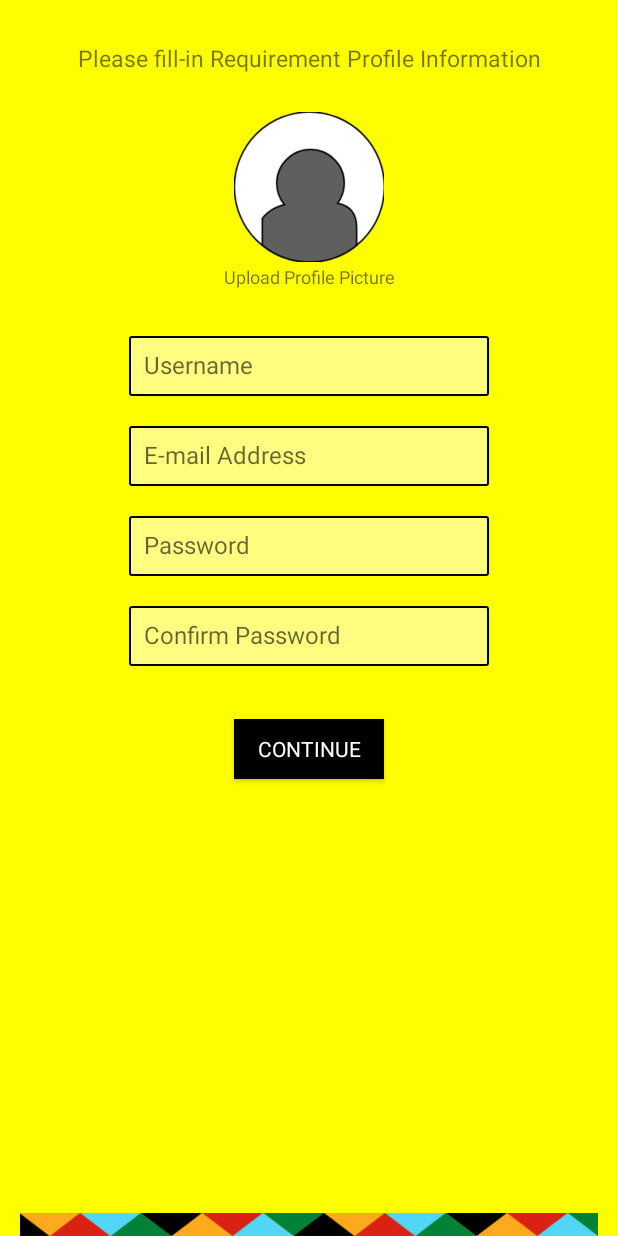
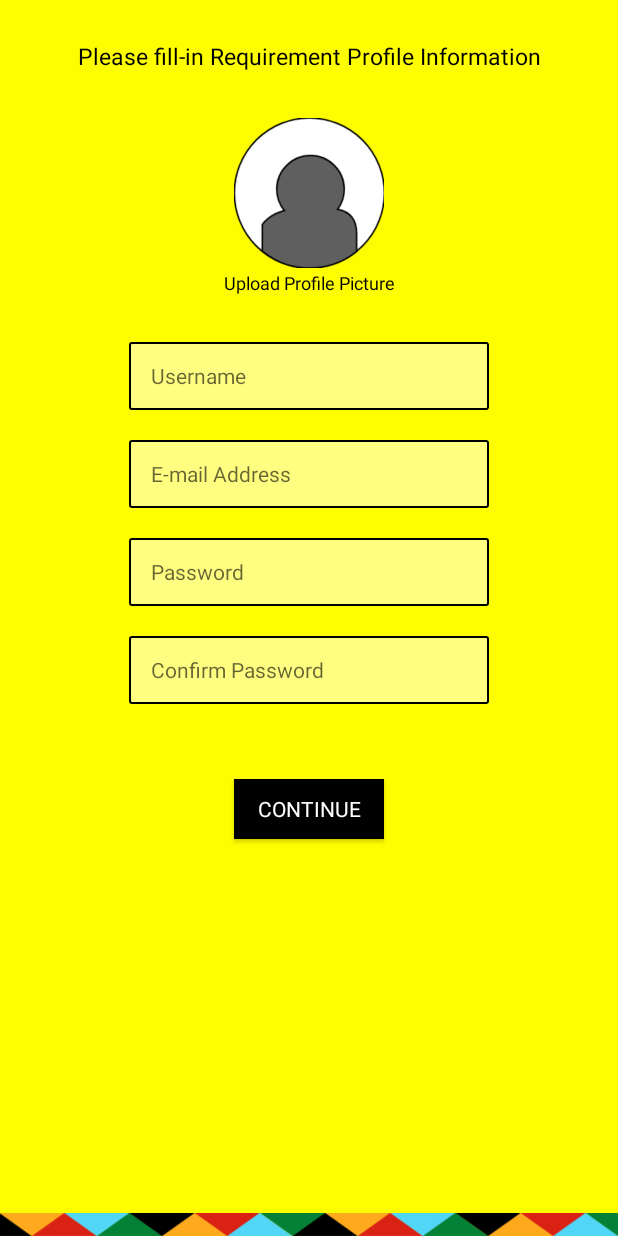
Before and after one commit to ericJ21/Tamuku, an Android app: the layout activity_main.xml on its own in the app's theme, with its tools: preview values and no code run, on a phone screen of 412 x 824 dp. Run offline under Robolectric (Android 15) with nearby library versions, the phone set to English and light mode, and no system bars; Roboto replaces fonts that are not available here.

Commit message:
textcolor and boxex size

```diff
--- a/app/src/main/AndroidManifest.xml
+++ b/app/src/main/AndroidManifest.xml
@@ -10,13 +10,13 @@
         android:supportsRtl="true"
         android:theme="@style/AppTheme">
         <activity android:name=".MainActivity">
-        </activity>
-        <activity android:name=".Registration2ndScreen">
             <intent-filter>
                 <action android:name="android.intent.action.MAIN" />
 
                 <category android:name="android.intent.category.LAUNCHER" />
             </intent-filter>
+        </activity>
+        <activity android:name=".Registration2ndScreen">
         </activity>
         <activity android:name=".SplashScreen">
         </activity>
--- a/app/src/main/java/com/example/nyxulric/enterprofiletamuku/Registration2ndScreen.java
+++ b/app/src/main/java/com/example/nyxulric/enterprofiletamuku/Registration2ndScreen.java
@@ -57,12 +57,12 @@ public class Registration2ndScreen extends AppCompatActivity {
         ClickableSpan clickableSpan = new ClickableSpan() {
             @Override
             public void onClick(View view) {
-                Toast.makeText(Registration2ndScreen.this, "One", Toast.LENGTH_SHORT).show();
+                Toast.makeText(Registration2ndScreen.this, "Resend Message", Toast.LENGTH_SHORT).show();
             }
             @Override
             public void updateDrawState(TextPaint ds) {
                 super.updateDrawState(ds);
-                ds.setColor(Color.BLACK);
+                ds.setColor(Color.GRAY);
             }
         };
 
--- a/app/src/main/res/drawable/custom_edit_text_bg.xml
+++ b/app/src/main/res/drawable/custom_edit_text_bg.xml
@@ -7,8 +7,8 @@
     <stroke
         android:color="#000000"
         android:width="1.5dp"/>
-    <padding android:left="10dp"
-        android:right="10dp"
+    <padding android:left="15dp"
+        android:right="5dp"
         android:bottom="10dp"
         android:top="10dp"/>
 
--- a/app/src/main/res/layout/activity_main.xml
+++ b/app/src/main/res/layout/activity_main.xml
@@ -10,14 +10,15 @@
     <LinearLayout
         android:id="@+id/layout"
         android:layout_width="match_parent"
-        android:layout_height="515dp"
+        android:layout_height="match_parent"
         android:layout_centerHorizontal="true"
         android:layout_centerVertical="true"
-        android:layout_marginEnd="8dp"
-        android:layout_marginStart="8dp"
-        android:layout_marginTop="8dp"
+        android:layout_marginEnd="1dp"
+        android:layout_marginStart="1dp"
+        android:layout_marginTop="1dp"
         android:orientation="vertical"
         app:layout_constraintEnd_toEndOf="parent"
+        app:layout_constraintHorizontal_bias="0.0"
         app:layout_constraintStart_toStartOf="parent"
         app:layout_constraintTop_toTopOf="parent">
 
@@ -26,11 +27,12 @@
             android:id="@+id/textviewFill"
             android:layout_width="match_parent"
             android:layout_height="wrap_content"
-            android:layout_marginBottom="20dp"
-            android:layout_marginTop="20dp"
+            android:layout_marginBottom="25dp"
+            android:layout_marginTop="25dp"
             android:fontFamily="@font/roboto_bold"
             android:text="@string/please_fill_in_requirement_profile_information"
             android:textAlignment="center"
+            android:textColor="#000000"
             android:textSize="15sp" />
 
         <ImageButton
@@ -49,67 +51,67 @@
             android:fontFamily="@font/roboto_light"
             android:text="@string/upload_profile_picture"
             android:textAlignment="center"
+            android:textColor="#000000"
             android:textSize="12sp" />
 
         <EditText
             android:id="@+id/editUserName"
             android:layout_width="240dp"
-            android:layout_height="40dp"
+            android:layout_height="45dp"
             android:layout_gravity="center_horizontal"
-            android:layout_marginBottom="10dp"
             android:layout_marginTop="30dp"
             android:background="@drawable/custom_edit_text_bg"
             android:fontFamily="@font/roboto"
             android:hint="@string/username"
             android:inputType="text"
-            android:textColor="@android:color/black"
-            android:textSize="16sp" />
+            android:textColor="#000000"
+            android:textSize="14sp" />
 
         <EditText
             android:id="@+id/editEmailAddress"
             android:layout_width="240dp"
-            android:layout_height="40dp"
+            android:layout_height="45dp"
             android:layout_gravity="center_horizontal"
-            android:layout_margin="10dp"
+            android:layout_marginTop="20dp"
             android:background="@drawable/custom_edit_text_bg"
             android:fontFamily="@font/roboto"
             android:hint="@string/email_address"
             android:inputType="textEmailAddress"
-            android:textColor="@android:color/black"
-            android:textSize="16sp" />
+            android:textColor="#000000"
+            android:textSize="14sp" />
 
         <EditText
             android:id="@+id/editPassword"
             android:layout_width="240dp"
-            android:layout_height="40dp"
+            android:layout_height="45dp"
             android:layout_gravity="center_horizontal"
-            android:layout_margin="10dp"
+            android:layout_marginTop="20dp"
             android:background="@drawable/custom_edit_text_bg"
             android:fontFamily="@font/roboto"
             android:hint="@string/password"
             android:inputType="textPassword"
-            android:textColor="@android:color/black"
-            android:textSize="16sp" />
+            android:textColor="#000000"
+            android:textSize="14sp" />
 
         <EditText
             android:id="@+id/editConfirmPassword"
             android:layout_width="240dp"
-            android:layout_height="40dp"
+            android:layout_height="45dp"
             android:layout_gravity="center_horizontal"
-            android:layout_marginTop="10dp"
+            android:layout_marginTop="20dp"
             android:background="@drawable/custom_edit_text_bg"
             android:fontFamily="@font/roboto"
             android:hint="@string/confirm_password"
             android:inputType="textPassword"
-            android:textColor="@android:color/black"
-            android:textSize="16sp" />
+            android:textColor="#000000"
+            android:textSize="14sp" />
 
         <Button
             android:id="@+id/buttonContinue"
             android:layout_width="100dp"
             android:layout_height="40dp"
             android:layout_gravity="center_horizontal"
-            android:layout_margin="35dp"
+            android:layout_marginTop="50dp"
             android:background="#000000"
             android:fontFamily="@font/roboto"
             android:shadowColor="@android:color/darker_gray"
@@ -121,14 +123,12 @@
 
     <View
         android:id="@+id/viewbotBg"
-        android:layout_width="385dp"
+        android:layout_width="match_parent"
         android:layout_height="15dp"
-        android:layout_marginEnd="8dp"
-        android:layout_marginStart="8dp"
         android:background="@drawable/tamukubot"
+        android:layout_marginTop="1dp"
         app:layout_constraintBottom_toBottomOf="parent"
         app:layout_constraintEnd_toEndOf="parent"
-        app:layout_constraintHorizontal_bias="0.47"
         app:layout_constraintStart_toStartOf="parent" />
 
 </android.support.constraint.ConstraintLayout>
--- a/app/src/main/res/layout/registration2ndscreen.xml
+++ b/app/src/main/res/layout/registration2ndscreen.xml
@@ -33,6 +33,7 @@
             android:layout_margin="15dp"
             android:fontFamily="@font/roboto_medium"
             android:text="@string/please_enter_authentication_code"
+            android:textColor="#000000"
             android:textAlignment="center"
             android:textSize="15sp" />
 
@@ -143,6 +144,7 @@
             android:clickable="true"
             android:focusable="true"
             android:fontFamily="@font/roboto"
+            android:textColor="#000000"
             android:text="@string/resend_code_2_00"
             android:textAlignment="center" />
 
@@ -153,6 +155,7 @@
             android:fontFamily="@font/roboto"
             android:text="@string/we_ve_forwarded_the_authentication_code_to"
             android:textAlignment="center"
+            android:textColor="#000000"
             android:typeface="sans" />
 
         <TextView
@@ -163,6 +166,7 @@
             android:fontFamily="@font/roboto"
             android:text="@string/_60118887777"
             android:textAlignment="center"
+            android:textColor="#000000"
             android:typeface="sans" />
 
     </LinearLayout>
```
